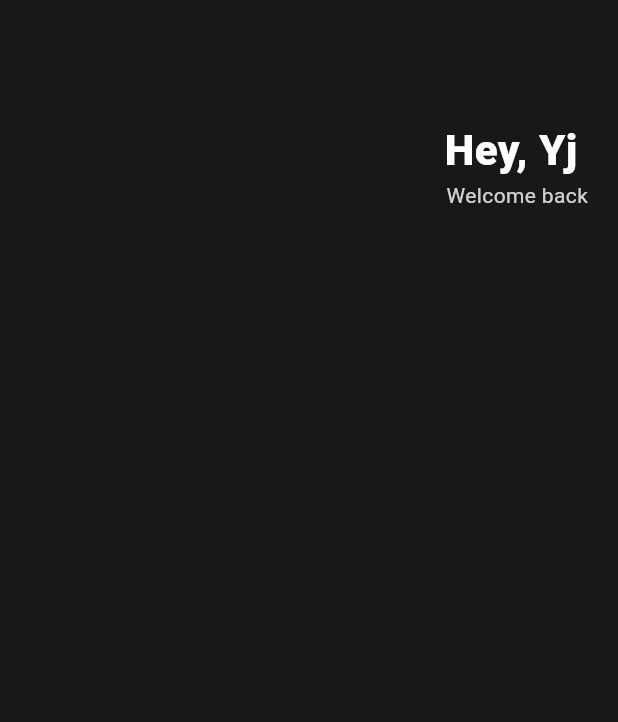
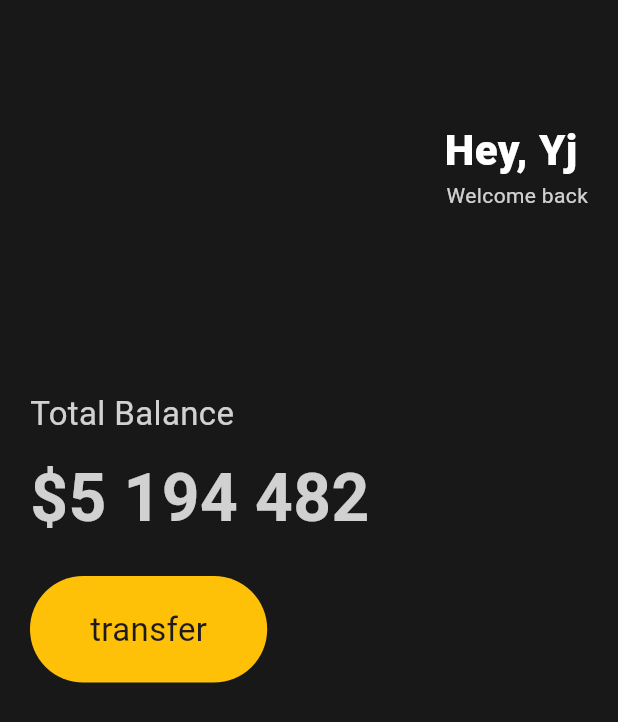
Before and after one commit to AI-Jiny/Toonflix, a Flutter app: the screen it shows after launch, on a phone screen of 412 x 824 dp. Shown: the top 722 px of the screen. Run offline on Flutter 3.47's test engine with Material 3 defaults, Android fonts, the phone set to English and light mode, and no system bars.

Commit message:
add circlular widget

```diff
--- a/toonflix/lib/main.dart
+++ b/toonflix/lib/main.dart
@@ -15,6 +15,7 @@ class App extends StatelessWidget {
       body: Padding(
           padding: EdgeInsets.symmetric(horizontal: 20),
           child: Column(
+            crossAxisAlignment: CrossAxisAlignment.start,
             children: [
               SizedBox(
                 height: 80,
@@ -39,6 +40,46 @@ class App extends StatelessWidget {
                     ),
                   ])
                 ],
+              ),
+              SizedBox(
+                height: 120,
+              ),
+              Text(
+                'Total Balance',
+                style: TextStyle(
+                    fontSize: 22, color: Colors.white.withOpacity(0.8)),
+              ),
+              SizedBox(
+                height: 10,
+              ),
+              Text(
+                '\$5 194 482',
+                style: TextStyle(
+                    fontSize: 44,
+                    fontWeight: FontWeight.w600,
+                    color: Colors.white.withOpacity(0.8)),
+              ),
+              SizedBox(
+                height: 20,
+              ),
+              Row(
+                children: [
+                  Container(
+                    decoration: BoxDecoration(
+                        color: Colors.amber,
+                        borderRadius: BorderRadius.circular(45)),
+                    child: Padding(
+                      padding:
+                          EdgeInsets.symmetric(vertical: 20, horizontal: 40),
+                      child: Text(
+                        'transfer',
+                        style: TextStyle(
+                          fontSize: 22,
+                        ),
+                      ),
+                    ),
+                  ),
+                ],
               )
             ],
           )),
```
